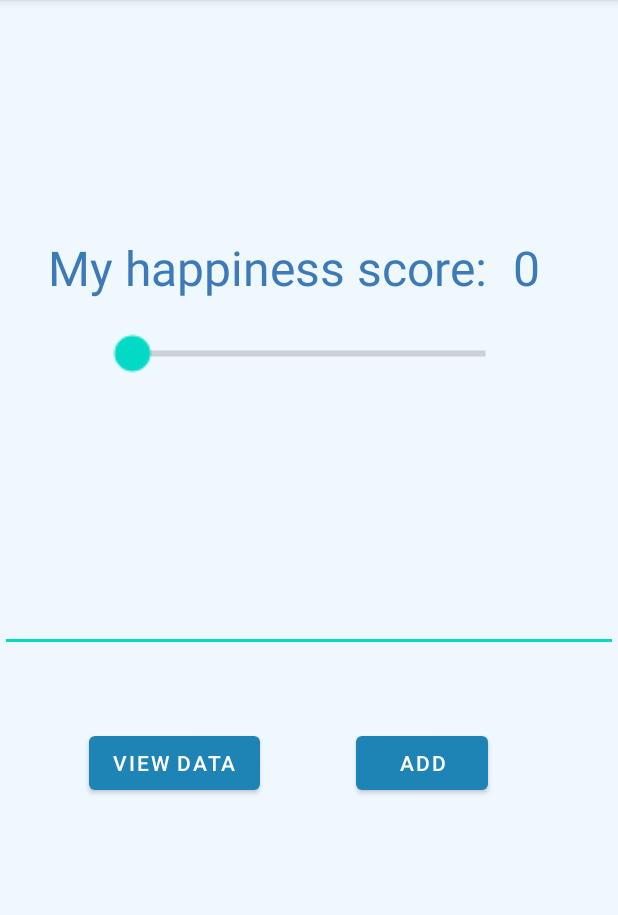
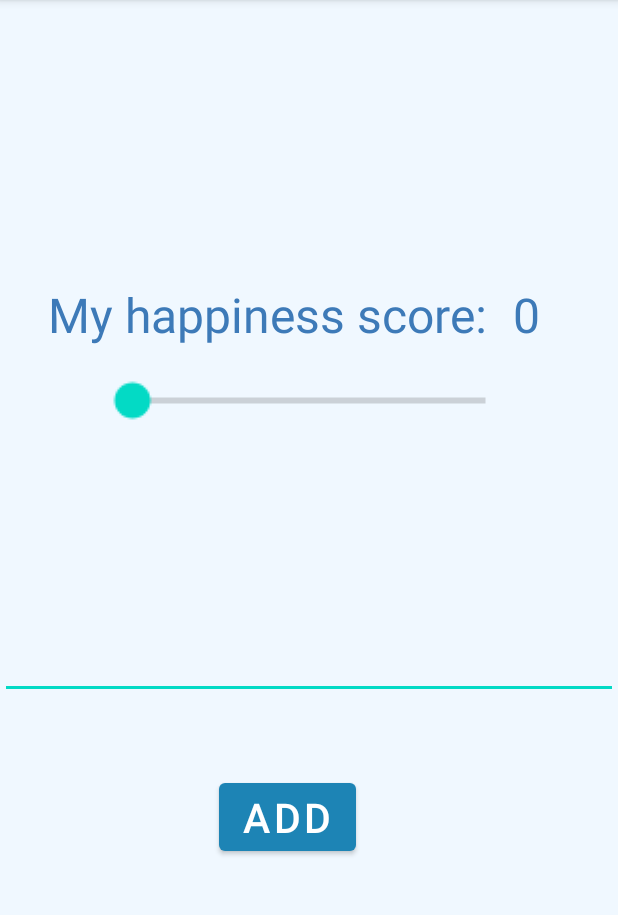
Before and after one commit to henry0225/Day_Rater, an Android app: the EditDataActivity screen opened directly, with no data from a screen before it, on a phone screen of 412 x 824 dp, the part 84-999 px from its top. Run offline under Robolectric (Android 15) with nearby library versions, the phone set to English and light mode, and no system bars.

Commit message:
Button 27sp

```diff
--- a/app/src/main/java/edu/hackrice/lifehackstartercode/EditDataActivity.java
+++ b/app/src/main/java/edu/hackrice/lifehackstartercode/EditDataActivity.java
@@ -15,10 +15,9 @@ public class EditDataActivity extends AppCompatActivity {
 
     TextView textViewWelcome;
     DatabaseHelper mDatabaseHelper;
-    Button btnAdd, btnViewData;
+    Button btnAdd;
     EditText editText;
     SeekBar ratingBar;
-    TextView ratingDisplay;
     @Override
     protected void onCreate(Bundle savedInstanceState) {
         super.onCreate(savedInstanceState);
@@ -32,20 +31,7 @@ public class EditDataActivity extends AppCompatActivity {
         editText = findViewById(R.id.editText);
         ratingBar = findViewById(R.id.ratingBar);
         btnAdd = findViewById(R.id.btnAdd);
-        ratingDisplay = findViewById(R.id.ratingDisplay);
-        btnViewData = findViewById(R.id.btnView);
         mDatabaseHelper = new DatabaseHelper(this);
-
-        ratingBar.setOnSeekBarChangeListener(new SeekBar.OnSeekBarChangeListener() {
-            @Override
-            public void onProgressChanged(SeekBar seekBar, int i, boolean b) {
-                ratingDisplay.setText(String.valueOf(ratingBar.getProgress()));
-            }
-            @Override
-            public void onStartTrackingTouch(SeekBar seekBar) {}
-            @Override
-            public void onStopTrackingTouch(SeekBar seekBar) {}
-        });
 
         btnAdd.setOnClickListener(new View.OnClickListener() {
             @Override
@@ -72,8 +58,6 @@ public class EditDataActivity extends AppCompatActivity {
 
     }
 
-
-
     public void AddData(String col2, double col3, String col4) {
         boolean insertData = mDatabaseHelper.addData(col2, col3, col4);
 
--- a/app/src/main/java/edu/hackrice/lifehackstartercode/ListDataActivity.java
+++ b/app/src/main/java/edu/hackrice/lifehackstartercode/ListDataActivity.java
@@ -55,7 +55,7 @@ public class ListDataActivity extends AppCompatActivity {
             resultsMap.put("Second Line", data.getString(3));
             listItems.add(resultsMap);
         }
-        Collections.reverse(listData);
+        Collections.reverse(listItems);
         //create the list adapter and set the adapter
         SimpleAdapter adapter = new SimpleAdapter(this, listItems, R.layout.mytextview,new String[]{"First Line", "Second Line"},
                 new int[]{R.id.text1, R.id.text2});
--- a/app/src/main/res/layout/activity_edit_data.xml
+++ b/app/src/main/res/layout/activity_edit_data.xml
@@ -33,27 +33,15 @@
         android:layout_width="wrap_content"
         android:layout_height="wrap_content"
         android:layout_marginLeft="70dp"
+        android:layout_marginBottom="30dp"
         android:text="Add"
+        android:textSize="27sp"
         app:layout_constraintBottom_toBottomOf="parent"
         app:layout_constraintEnd_toEndOf="parent"
-        app:layout_constraintHorizontal_bias="0.659"
+        app:layout_constraintHorizontal_bias="0.303"
         app:layout_constraintStart_toStartOf="parent"
         app:layout_constraintTop_toTopOf="parent"
-        app:layout_constraintVertical_bias="0.673" />
-
-    <Button
-        android:id="@+id/btnView"
-        android:layout_width="wrap_content"
-        android:layout_height="wrap_content"
-        android:layout_marginLeft="20dp"
-        android:layout_toRightOf="@+id/btnAdd"
-        android:text="View Data"
-        app:layout_constraintBottom_toBottomOf="parent"
-        app:layout_constraintEnd_toEndOf="parent"
-        app:layout_constraintHorizontal_bias="0.142"
-        app:layout_constraintStart_toStartOf="parent"
-        app:layout_constraintTop_toTopOf="parent"
-        app:layout_constraintVertical_bias="0.673" />
+        app:layout_constraintVertical_bias="0.758" />
 
     <SeekBar
         android:id="@+id/ratingBar"
```
